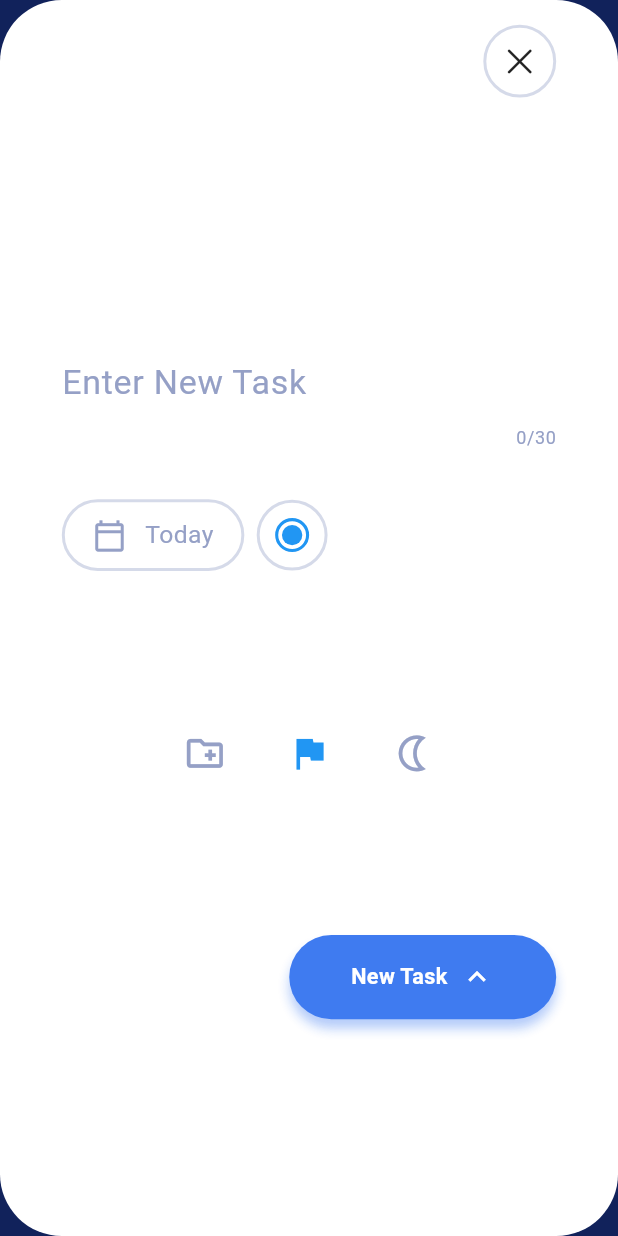
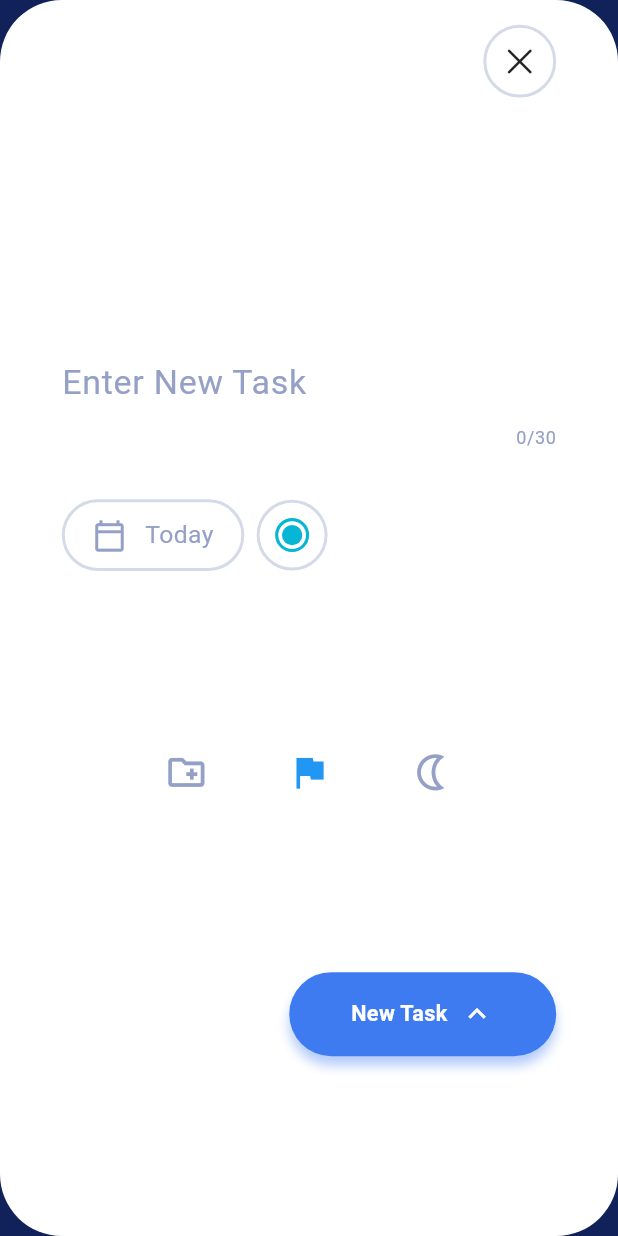
Before and after one commit to codehooni/todo_app, a Flutter app: the screen it shows after launch, after a tap on the "add" icon, on a phone screen of 412 x 824 dp. Run offline on Flutter 3.47's test engine with Material 3 defaults, Android fonts, the phone set to English and light mode, and no system bars; our stand-ins replace fl_chart, flutter_riverpod, go_router, hive_flutter; accounts and stored records are empty.

Commit message:
feat: Improve UX with modern touch feedback and reorder animations
  - Update category colors to modern palette (Teal Cyan, Soft Pink, Warm Orange, Soft Lavender)
  - Add modern button touch feedback in add screen (scale + opacity animation)
  - Add keyboard dismiss on tap outside in add screen
  - Disable AnimationSpread when adding task via Add Task button
  - Add reorder drag animation with scale effect
  - Adjust TodoItem drag area (padding to margin)

```diff
--- a/lib/constants/category/category.dart
+++ b/lib/constants/category/category.dart
@@ -6,21 +6,29 @@ part 'category.g.dart';
 @HiveType(typeId: 2)
 enum Category {
   @HiveField(0)
-  work(label: 'work', iconData: Icons.work_outline, color: Colors.blue),
+  work(
+    label: 'work',
+    iconData: Icons.work_outline,
+    color: Color(0xFF06B6D4), // Teal Cyan
+  ),
   @HiveField(1)
   personal(
     label: 'personal',
     iconData: Icons.person_outline,
-    color: Colors.green,
+    color: Color(0xFFF472B6), // Soft Pink
   ),
   @HiveField(2)
   business(
     label: 'business',
     iconData: Icons.business_center,
-    color: Colors.orange,
+    color: Color(0xFFFB923C), // Warm Orange
   ),
   @HiveField(3)
-  study(label: 'study', iconData: Icons.school_outlined, color: Colors.purple);
+  study(
+    label: 'study',
+    iconData: Icons.school_outlined,
+    color: Color(0xFFA78BFA), // Soft Lavender
+  );
 
   final String label;
   final IconData iconData;
--- a/lib/screens/home/add_todo_screen.dart
+++ b/lib/screens/home/add_todo_screen.dart
@@ -36,6 +36,8 @@ class _AddTodoScreenState extends ConsumerState<AddTodoScreen> {
   // Animation
   final List<bool> _visibles = List.generate(5, (index) => false);
 
+  late String todoId;
+
   Widget _buildAnimation(Widget child, bool visible) {
     return AnimatedOpacity(
       opacity: visible ? 1.0 : 0.0,
@@ -53,6 +55,7 @@ class _AddTodoScreenState extends ConsumerState<AddTodoScreen> {
   @override
   void initState() {
     super.initState();
+    todoId = Uuid().v4();
     _startAnimations();
   }
 
@@ -65,14 +68,20 @@ class _AddTodoScreenState extends ConsumerState<AddTodoScreen> {
 
   @override
   Widget build(BuildContext context) {
-    return Scaffold(
+    return GestureDetector(
+      onTap: () {
+        FocusScope.of(context).unfocus();
+      },
+      child: Scaffold(
         backgroundColor: Theme.of(context).colorScheme.surfaceContainer,
         body: Form(
           key: _formKey,
           child: SafeArea(
             child: SingleChildScrollView(
               child: Padding(
-              padding: EdgeInsetsGeometry.symmetric(horizontal: mq.width * 0.1),
+                padding: EdgeInsetsGeometry.symmetric(
+                  horizontal: mq.width * 0.1,
+                ),
                 child: Column(
                   children: [
                     SizedBox(height: mq.height * 0.02),
@@ -180,15 +189,17 @@ class _AddTodoScreenState extends ConsumerState<AddTodoScreen> {
 
                             // Categories Button
                             GestureDetector(
-                            onTap: () => _selectCategoriesBottomSheet(context),
+                              onTap: () =>
+                                  _selectCategoriesBottomSheet(context),
                               child: Container(
                                 padding: EdgeInsets.all(mq.width * 0.025),
                                 decoration: BoxDecoration(
                                   shape: BoxShape.circle,
                                   border: Border.all(
-                                  color: Theme.of(
-                                    context,
-                                  ).colorScheme.onSurfaceVariant.withAlpha(100),
+                                    color: Theme.of(context)
+                                        .colorScheme
+                                        .onSurfaceVariant
+                                        .withAlpha(100),
                                     width: 2,
                                   ),
                                 ),
@@ -226,23 +237,22 @@ class _AddTodoScreenState extends ConsumerState<AddTodoScreen> {
                         mainAxisAlignment: MainAxisAlignment.spaceEvenly,
                         children: [
                           SizedBox(),
-                        Icon(
-                          Icons.create_new_folder_outlined,
-                          color: Theme.of(context).colorScheme.onSurfaceVariant,
-                          size: mq.width * 0.07,
+                          _ModernIconButton(
+                            icon: Icons.create_new_folder_outlined,
+                            color: Theme.of(
+                              context,
+                            ).colorScheme.onSurfaceVariant,
                           ),
-                        InkWell(
+                          _ModernIconButton(
+                            icon: Icons.flag,
+                            color: priority.color,
                             onTap: _onPriority,
-                          child: Icon(
-                            Icons.flag,
-                            color: priority.color,
-                            size: mq.width * 0.07,
                           ),
-                        ),
-                        Icon(
-                          Icons.nightlight_outlined,
-                          color: Theme.of(context).colorScheme.onSurfaceVariant,
-                          size: mq.width * 0.07,
+                          _ModernIconButton(
+                            icon: Icons.nightlight_outlined,
+                            color: Theme.of(
+                              context,
+                            ).colorScheme.onSurfaceVariant,
                           ),
                           SizedBox(),
                         ],
@@ -258,10 +268,10 @@ class _AddTodoScreenState extends ConsumerState<AddTodoScreen> {
                         children: [
                           Spacer(),
                           GestureDetector(
-                          onTap: () {
+                            onTap: () async {
                               if (_formKey.currentState!.validate()) {
                                 final todo = Todo(
-                                id: Uuid().v4(),
+                                  id: todoId,
                                   title: controller.text,
                                   category: selectedCategory,
                                   priority: priority,
@@ -269,6 +279,7 @@ class _AddTodoScreenState extends ConsumerState<AddTodoScreen> {
                                   endDate: endDate ?? DateTime.now(),
                                 );
                                 ref.read(todoProvider.notifier).addTodo(todo);
+
                                 context.pop();
                               }
                             },
@@ -323,6 +334,7 @@ class _AddTodoScreenState extends ConsumerState<AddTodoScreen> {
                       _visibles[4],
                     ),
                   ],
+                ),
               ),
             ),
           ),
@@ -442,3 +454,49 @@ class _AddTodoScreenState extends ConsumerState<AddTodoScreen> {
     );
   }
 }
+
+class _ModernIconButton extends StatefulWidget {
+  final IconData icon;
+  final Color color;
+  final VoidCallback? onTap;
+
+  const _ModernIconButton({
+    required this.icon,
+    required this.color,
+    this.onTap,
+  });
+
+  @override
+  State<_ModernIconButton> createState() => _ModernIconButtonState();
+}
+
+class _ModernIconButtonState extends State<_ModernIconButton> {
+  bool _isPressed = false;
+
+  @override
+  Widget build(BuildContext context) {
+    return GestureDetector(
+      onTapDown: (_) => setState(() => _isPressed = true),
+      onTapUp: (_) => setState(() => _isPressed = false),
+      onTapCancel: () => setState(() => _isPressed = false),
+      onTap: widget.onTap,
+      child: AnimatedScale(
+        scale: _isPressed ? 0.85 : 1.0,
+        duration: Duration(milliseconds: 100),
+        curve: Curves.easeOut,
+        child: AnimatedOpacity(
+          opacity: _isPressed ? 0.6 : 1.0,
+          duration: Duration(milliseconds: 100),
+          child: Container(
+            padding: EdgeInsets.all(mq.width * 0.03),
+            child: Icon(
+              widget.icon,
+              color: widget.color,
+              size: mq.width * 0.07,
+            ),
+          ),
+        ),
+      ),
+    );
+  }
+}
--- a/lib/screens/home/home_screen.dart
+++ b/lib/screens/home/home_screen.dart
@@ -1,4 +1,5 @@
 import 'dart:async';
+import 'dart:ui';
 
 import 'package:flutter/cupertino.dart';
 import 'package:flutter/material.dart';
@@ -24,6 +25,7 @@ class HomeScreen extends ConsumerStatefulWidget {
 
 class _HomeScreenState extends ConsumerState<HomeScreen> {
   bool isFAB = false;
+  bool showSpread = true;
 
   // Animation
   final List<bool> _visibles = List.generate(5, (index) => false);
@@ -53,6 +55,22 @@ class _HomeScreenState extends ConsumerState<HomeScreen> {
       await Future.delayed(Duration(milliseconds: i == 0 ? 100 : 100));
       if (mounted) setState(() => _visibles[i] = true);
     }
+  }
+
+  // Reorder
+  Widget proxyDecorator(Widget child, int index, Animation<double> animation) {
+    return AnimatedBuilder(
+      animation: animation,
+      builder: (BuildContext context, Widget? child) {
+        final double animValue = Curves.easeInOut.transform(animation.value);
+        final double scale = lerpDouble(1, 1.02, animValue)!;
+        return Transform.scale(
+          scale: scale,
+          child: child,
+        );
+      },
+      child: child,
+    );
   }
 
   @override
@@ -92,13 +110,17 @@ class _HomeScreenState extends ConsumerState<HomeScreen> {
               onTap: () async {
                 setState(() {
                   isFAB = true;
+                  showSpread = true;
                 });
                 await Future.delayed(Duration(milliseconds: 300));
 
                 if (!context.mounted) return;
-                await context.push('/add');
+                final result = await context.push('/add');
                 setState(() {
                   isFAB = false;
+                  if (result == true) {
+                    showSpread = false;
+                  }
                 });
               },
               child: Container(
@@ -127,7 +149,7 @@ class _HomeScreenState extends ConsumerState<HomeScreen> {
             _visibles[4],
           ),
         ),
-        AnimationSpread(isFAB: isFAB),
+        if (showSpread) AnimationSpread(isFAB: isFAB),
       ],
     );
   }
@@ -149,6 +171,7 @@ class _HomeScreenState extends ConsumerState<HomeScreen> {
 
         Expanded(
           child: ReorderableListView.builder(
+            proxyDecorator: proxyDecorator,
             onReorder: (int oldIndex, int newIndex) {
               ref.read(todoProvider.notifier).reorderTodo(oldIndex, newIndex);
             },
```
Also changed, not shown: lib/widgets/animation/animation_shrink.dart (added, +54 -0 lines), lib/widgets/todo_item.dart (+7 -7 lines). Lines whose indentation alone changed are shown as unchanged.
